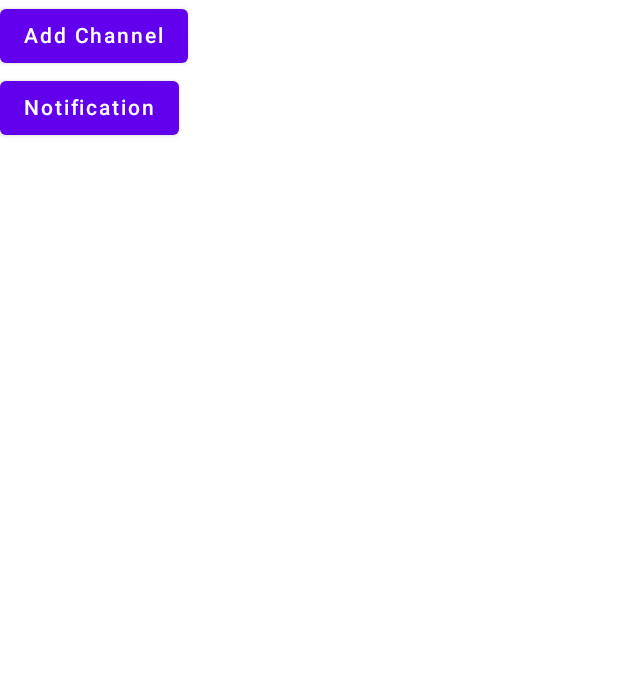
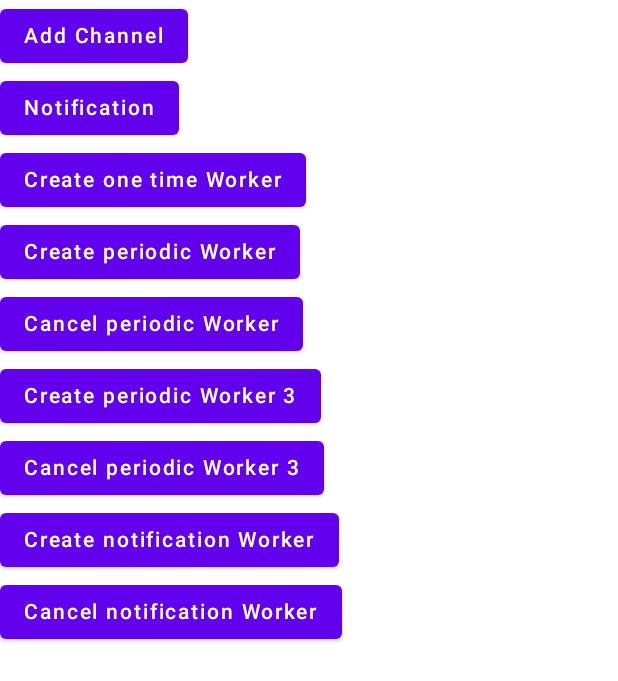
Before and after one commit to TheWire/notification_experiment, an Android app built with Jetpack Compose: the screen it shows after launch (MainActivity), after a tap on "Notification", on a phone screen of 412 x 824 dp. Shown: the top 681 px of the screen. Run offline under Robolectric (Android 15) with nearby library versions, the phone set to English and light mode, and no system bars.

Commit message:
notification and background workers

```diff
--- a/app/build.gradle
+++ b/app/build.gradle
@@ -53,6 +53,7 @@ dependencies {
     implementation "androidx.compose.ui:ui-tooling-preview:$compose_version"
     implementation 'androidx.lifecycle:lifecycle-runtime-ktx:2.3.1'
     implementation 'androidx.activity:activity-compose:1.3.1'
+    implementation 'androidx.work:work-runtime-ktx:2.5.0'
     testImplementation 'junit:junit:4.13.2'
     androidTestImplementation 'androidx.test.ext:junit:1.1.3'
     androidTestImplementation 'androidx.test.espresso:espresso-core:3.4.0'
--- a/app/src/main/java/com/thewire/notification_experiment/MainActivity.kt
+++ b/app/src/main/java/com/thewire/notification_experiment/MainActivity.kt
@@ -18,7 +18,11 @@ import androidx.compose.ui.Modifier
 import androidx.compose.ui.tooling.preview.Preview
 import androidx.core.app.NotificationCompat
 import androidx.core.app.NotificationManagerCompat
+import androidx.work.OneTimeWorkRequestBuilder
+import androidx.work.PeriodicWorkRequestBuilder
+import androidx.work.WorkManager
 import com.thewire.notification_experiment.ui.theme.Notification_experimentTheme
+import java.util.concurrent.TimeUnit
 
 const val CHANNEL_ID = "MY_NOTIFICATION_CHANNEL"
 
@@ -33,26 +37,20 @@ class MainActivity : ComponentActivity() {
                     color = MaterialTheme.colors.background
                 ) {
                     Notifier(
-                        this::notification,
-                        this::addChannel
+                        { notification(
+                            this,
+                            "MyNotification",
+                            "My description",
+                            "My longer message"
+                        ) },
+                        this::addChannel,
+                        this::createWorkManager,
+                        this::createScheduledWorkManager,
+                        this::notificationWorker,
+                        this::cancelScheduleWorkManager,
                     )
                 }
             }
-        }
-    }
-
-    fun notification() {
-        val notificationId = 42
-        var builder = NotificationCompat.Builder(this, CHANNEL_ID)
-            .setSmallIcon(R.drawable.test_icon)
-            .setContentTitle("My notification")
-            .setContentText("This is my message")
-            .setStyle(NotificationCompat.BigTextStyle()
-                .bigText("This is my message with more text and even more text..."))
-            .setPriority(NotificationCompat.PRIORITY_DEFAULT)
-
-        with(NotificationManagerCompat.from(this)) {
-            notify(notificationId, builder.build())
         }
     }
 
@@ -70,6 +68,38 @@ class MainActivity : ComponentActivity() {
             notificationManager.createNotificationChannel(channel)
         }
     }
+
+    fun createWorkManager() {
+        val workManager = WorkManager.getInstance(application)
+
+        val workRequest = OneTimeWorkRequestBuilder<MyBackgroundWorker>()
+            .addTag("TEST_TAG")
+            .build()
+        workManager.beginWith(workRequest).enqueue()
+    }
+
+    fun createScheduledWorkManager(tag: String) {
+        val workManager = WorkManager.getInstance(application)
+
+        val workRequest = PeriodicWorkRequestBuilder<MyBackgroundWorker>(15, TimeUnit.MINUTES)
+            .addTag(tag)
+            .build()
+        workManager.enqueue(workRequest)
+    }
+
+    fun cancelScheduleWorkManager(tag: String) {
+        WorkManager.getInstance(application).cancelAllWorkByTag(tag)
+    }
+
+    fun notificationWorker(tag: String) {
+        addChannel()
+        val workManager = WorkManager.getInstance(application)
+
+        val workRequest = PeriodicWorkRequestBuilder<MyNotificationWorker>(15, TimeUnit.MINUTES)
+            .addTag(tag)
+            .build()
+        workManager.enqueue(workRequest)
+    }
 }
 
 
@@ -77,7 +107,11 @@ class MainActivity : ComponentActivity() {
 @Composable
 fun Notifier(
     notify: () -> Unit,
-    addChannel: () -> Unit
+    addChannel: () -> Unit,
+    createWorker: () -> Unit,
+    createPeriodWorkManager: (String) -> Unit,
+    notificationWorker: (String) -> Unit,
+    cancelPeriodWorkManager: (String) -> Unit,
 ) {
     Column() {
         Button(
@@ -90,6 +124,41 @@ fun Notifier(
         ) {
             Text("Notification")
         }
+        Button(
+            onClick = createWorker
+        ) {
+            Text("Create one time Worker")
+        }
+        Button(
+            onClick = { createPeriodWorkManager("TEST_TAG2") }
+        ) {
+            Text("Create periodic Worker")
+        }
+        Button(
+            onClick = { cancelPeriodWorkManager("TEST_TAG2") }
+        ) {
+            Text("Cancel periodic Worker")
+        }
+        Button(
+            onClick = { createPeriodWorkManager("TEST_TAG3") }
+        ) {
+            Text("Create periodic Worker 3")
+        }
+        Button(
+            onClick = { cancelPeriodWorkManager("TEST_TAG3") }
+        ) {
+            Text("Cancel periodic Worker 3")
+        }
+        Button(
+            onClick = { notificationWorker("TEST_TAG4") }
+        ) {
+            Text("Create notification Worker")
+        }
+        Button(
+            onClick = { cancelPeriodWorkManager("TEST_TAG4") }
+        ) {
+            Text("Cancel notification Worker")
+        }
     }
 
 }
--- /dev/null
+++ b/app/src/main/java/com/thewire/notification_experiment/Notification.kt
@@ -0,0 +1,22 @@
+package com.thewire.notification_experiment
+
+import android.content.Context
+import androidx.core.app.NotificationCompat
+import androidx.core.app.NotificationManagerCompat
+
+fun notification(context: Context, title: String, message: String, bigMessage: String) {
+    val notificationId = 42
+    var builder = NotificationCompat.Builder(context, CHANNEL_ID)
+        .setSmallIcon(R.drawable.test_icon)
+        .setContentTitle(title)
+        .setContentText(message)
+        .setStyle(
+            NotificationCompat.BigTextStyle()
+            .bigText(bigMessage)
+        )
+        .setPriority(NotificationCompat.PRIORITY_DEFAULT)
+
+    with(NotificationManagerCompat.from(context)) {
+        notify(notificationId, builder.build())
+    }
+}
```
Also changed, not shown: app/src/main/AndroidManifest.xml (+8 -1 lines), app/src/main/java/com/thewire/notification_experiment/MyBackgroundWorker.kt (added, +31 -0 lines), app/src/main/java/com/thewire/notification_experiment/MyService.kt (added, +12 -0 lines), build.gradle (+4 -4 lines).
